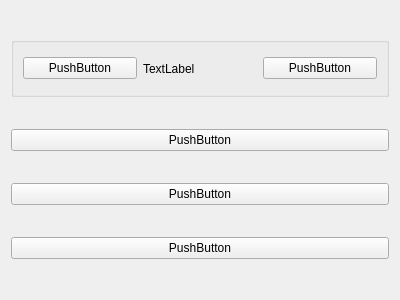
Above: VisualWindows/Menu.ui from actredphos2017/StuGPAManager before the change. Below: the same form after it.
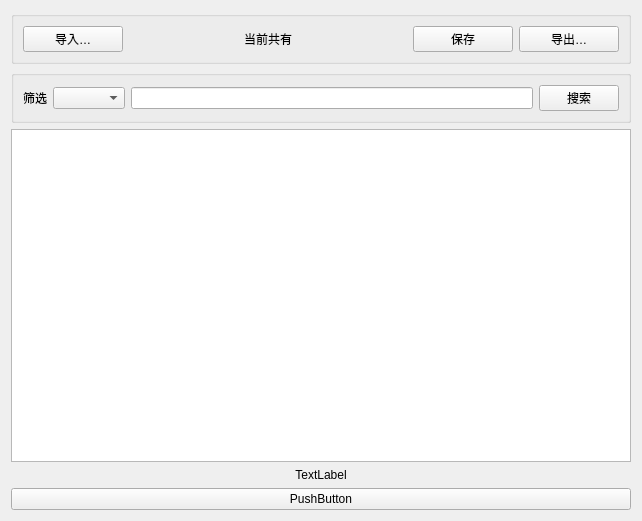
That is the form after the change.

The edit to the form file:
```diff
--- a/VisualWindows/Menu.ui
+++ b/VisualWindows/Menu.ui
@@ -6,8 +6,8 @@
    <rect>
     <x>0</x>
     <y>0</y>
-    <width>400</width>
-    <height>300</height>
+    <width>642</width>
+    <height>521</height>
    </rect>
   </property>
   <property name="windowTitle">
@@ -26,41 +26,97 @@
        </property>
        <layout class="QHBoxLayout" name="horizontalLayout_2">
         <item>
-         <widget class="QPushButton" name="pushButton_3">
+         <widget class="QPushButton" name="inputBtn">
+          <property name="maximumSize">
+           <size>
+            <width>100</width>
+            <height>16777215</height>
+           </size>
+          </property>
           <property name="text">
-           <string>PushButton</string>
+           <string>导入…</string>
           </property>
          </widget>
         </item>
         <item>
          <widget class="QLabel" name="label">
           <property name="text">
-           <string>TextLabel</string>
+           <string>当前共有</string>
           </property>
+          <property name="alignment">
+           <set>Qt::AlignCenter</set>
+          </property>
          </widget>
         </item>
         <item>
-         <widget class="QPushButton" name="pushButton_4">
+         <widget class="QPushButton" name="saveBtn">
+          <property name="maximumSize">
+           <size>
+            <width>100</width>
+            <height>16777215</height>
+           </size>
+          </property>
           <property name="text">
-           <string>PushButton</string>
+           <string>保存</string>
           </property>
          </widget>
         </item>
+        <item>
+         <widget class="QPushButton" name="outputBtn">
+          <property name="maximumSize">
+           <size>
+            <width>100</width>
+            <height>16777215</height>
+           </size>
+          </property>
+          <property name="text">
+           <string>导出…</string>
+          </property>
+         </widget>
+        </item>
        </layout>
       </widget>
      </item>
      <item>
-      <widget class="QPushButton" name="pushButton">
-       <property name="text">
-        <string>PushButton</string>
+      <widget class="QGroupBox" name="groupBox">
+       <property name="title">
+        <string/>
        </property>
+       <layout class="QHBoxLayout" name="horizontalLayout_3">
+        <item>
+         <widget class="QLabel" name="selectTitle">
+          <property name="text">
+           <string>筛选</string>
+          </property>
+         </widget>
+        </item>
+        <item>
+         <widget class="QComboBox" name="typeChooose"/>
+        </item>
+        <item>
+         <widget class="QLineEdit" name="search"/>
+        </item>
+        <item>
+         <widget class="QPushButton" name="yesBtn">
+          <property name="text">
+           <string>搜索</string>
+          </property>
+         </widget>
+        </item>
+       </layout>
       </widget>
      </item>
      <item>
-      <widget class="QPushButton" name="pushButton_2">
+      <widget class="QTableWidget" name="table"/>
+     </item>
+     <item>
+      <widget class="QLabel" name="sumInfo">
        <property name="text">
-        <string>PushButton</string>
+        <string>TextLabel</string>
        </property>
+       <property name="alignment">
+        <set>Qt::AlignCenter</set>
+       </property>
       </widget>
      </item>
      <item>
```
Left out of the diff: 4 changed lines with no effect on the pictures.
